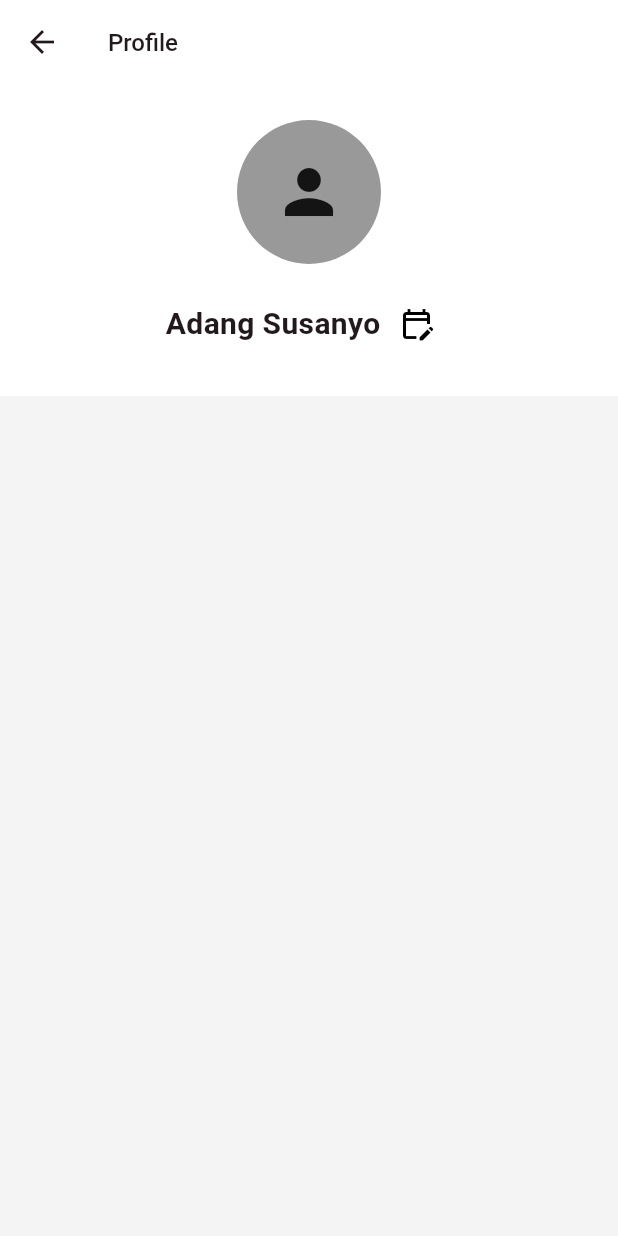
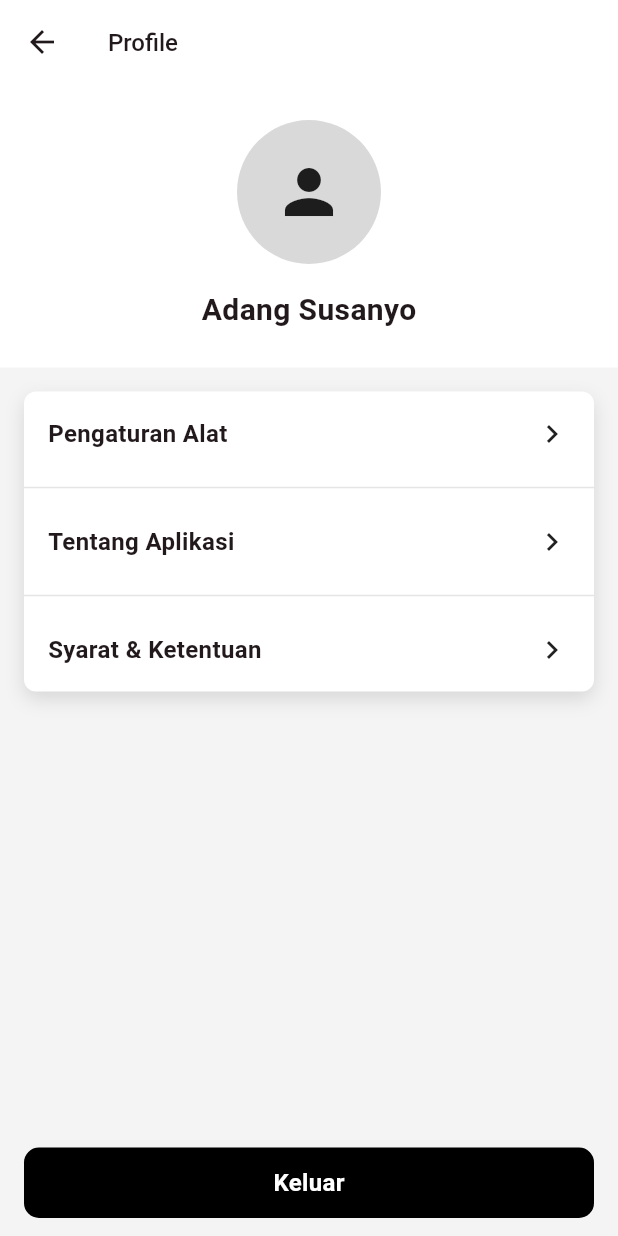
Before and after one commit to haikallf/smart_water_meter, a Flutter app: the ProfilePage screen opened directly, on a phone screen of 412 x 824 dp. Run offline on Flutter 3.47's test engine with Material 2 defaults, Android fonts, the phone set to English and light mode, and no system bars; our stand-ins replace tuple.

Commit message:
custom list view

```diff
--- /dev/null
+++ b/lib/components/custom_list_view.dart
@@ -0,0 +1,25 @@
+import 'package:flutter/material.dart';
+import 'package:tuple/tuple.dart';
+import 'package:smart_water_meter/components/list_item.dart';
+
+class CustomListView extends StatelessWidget {
+  const CustomListView({super.key, required this.listItems});
+  final List<Tuple2<String, VoidCallback?>> listItems;
+
+  @override
+  Widget build(BuildContext context) {
+    return ListView.separated(
+        physics: const NeverScrollableScrollPhysics(),
+        shrinkWrap: true,
+        itemBuilder: (context, index) {
+          return ListItem(
+              text: listItems[index].item1, onTap: listItems[index].item2);
+        },
+        separatorBuilder: (context, index) {
+          return const Divider(
+            color: Color(0x1A000000),
+          );
+        },
+        itemCount: listItems.length);
+  }
+}
--- /dev/null
+++ b/lib/components/list_item.dart
@@ -0,0 +1,33 @@
+import 'package:flutter/material.dart';
+
+class ListItem extends StatefulWidget {
+  const ListItem({super.key, required this.text, required this.onTap});
+  final String text;
+  final VoidCallback? onTap;
+
+  @override
+  State<ListItem> createState() => _ListItemState();
+}
+
+class _ListItemState extends State<ListItem> {
+  @override
+  Widget build(BuildContext context) {
+    return GestureDetector(
+      onTap: widget.onTap,
+      child: Container(
+        padding: const EdgeInsets.all(16),
+        child:
+            Row(mainAxisAlignment: MainAxisAlignment.spaceBetween, children: [
+          Text(
+            widget.text,
+            style: const TextStyle(fontSize: 16, fontWeight: FontWeight.w700),
+          ),
+          const Icon(
+            Icons.chevron_right,
+            size: 24,
+          )
+        ]),
+      ),
+    );
+  }
+}
--- a/lib/main.dart
+++ b/lib/main.dart
@@ -1,6 +1,7 @@
 import 'package:flutter/material.dart';
 import 'package:smart_water_meter/pages/home_page.dart';
 import 'package:smart_water_meter/pages/login_page.dart';
+import 'package:smart_water_meter/pages/profile_page.dart';
 import 'package:smart_water_meter/pages/sensor_detail_page.dart';
 
 void main() {
@@ -43,7 +44,7 @@ class MyApp extends StatelessWidget {
             color: Colors.white,
             //other options
           )),
-      home: HomePage(),
+      home: ProfilePage(),
     );
   }
 }
--- a/lib/pages/profile_page.dart
+++ b/lib/pages/profile_page.dart
@@ -1,5 +1,10 @@
 import 'package:flutter/material.dart';
-import 'package:smart_water_meter/enums/color_constants.dart';
+import 'package:smart_water_meter/components/custom_button.dart';
+import 'package:smart_water_meter/components/custom_list_view.dart';
+import 'package:smart_water_meter/pages/about_page.dart';
+import 'package:smart_water_meter/pages/sensor_settings_page.dart';
+import 'package:smart_water_meter/pages/terms_and_conditions_page.dart';
+import 'package:tuple/tuple.dart';
 
 class ProfilePage extends StatefulWidget {
   const ProfilePage({super.key});
@@ -11,37 +16,60 @@ class ProfilePage extends StatefulWidget {
 class _ProfilePageState extends State<ProfilePage> {
   @override
   Widget build(BuildContext context) {
+    List<Tuple2<String, VoidCallback?>> profileList = [
+      Tuple2<String, VoidCallback?>("Pengaturan Alat", () {
+        Navigator.push(context,
+            MaterialPageRoute(builder: (context) => SensorSettingsPage()));
+      }),
+      Tuple2<String, VoidCallback?>("Tentang Aplikasi", () {
+        Navigator.push(
+            context, MaterialPageRoute(builder: (context) => AboutPage()));
+      }),
+      Tuple2<String, VoidCallback?>("Syarat & Ketentuan", () {
+        Navigator.push(context,
+            MaterialPageRoute(builder: (context) => TermsAndConditionsPage()));
+      }),
+    ];
+
     return Scaffold(
       backgroundColor: Color(0xFFF4F4F4),
       appBar: AppBar(
-        title: Text(
+        title: const Text(
           "Profile",
           style: TextStyle(fontSize: 16, fontWeight: FontWeight.w500),
         ),
       ),
       body: SafeArea(
         child: Column(
+          mainAxisAlignment: MainAxisAlignment.spaceBetween,
           crossAxisAlignment: CrossAxisAlignment.center,
           children: [
+            Column(
+              children: [
+                // MARK: Profile Header
                 Container(
                   padding: const EdgeInsets.symmetric(vertical: 24),
                   color: Colors.white,
                   child: Column(
                     children: [
+                      // MARK: Profile Avatar
                       Container(
                         width: 96,
                         height: 96,
                         decoration: BoxDecoration(
                             borderRadius: BorderRadius.circular(48),
-                        color: ColorConstants.gray),
+                            color: Color(0xFFD9D9D9)),
                         child: const Icon(
                           Icons.person,
                           size: 48,
                         ),
                       ),
+
                       const SizedBox(
                         height: 16,
                       ),
+
+                      // MARK: Edit Username
                       Row(
                         mainAxisAlignment: MainAxisAlignment.center,
                         children: [
@@ -50,18 +78,40 @@ class _ProfilePageState extends State<ProfilePage> {
                             style: TextStyle(
                                 fontSize: 20, fontWeight: FontWeight.w700),
                           ),
-                      IconButton(
-                          onPressed: () {},
-                          icon: const Icon(
-                            Icons.edit_calendar_outlined,
-                            size: 24,
-                            color: Colors.black,
-                          ))
+                          // IconButton(
+                          //     onPressed: () {},
+                          //     icon: const Icon(
+                          //       Icons.edit_calendar_outlined,
+                          //       size: 24,
+                          //       color: Colors.black,
+                          //     ))
                         ],
                       )
                     ],
                   ),
                 ),
+
+                // MARK: ListView
+                Container(
+                    margin: const EdgeInsets.all(16),
+                    decoration: BoxDecoration(
+                        borderRadius: BorderRadius.circular(8),
+                        color: Colors.white,
+                        boxShadow: [
+                          BoxShadow(
+                            color: Colors.black.withOpacity(0.12),
+                            spreadRadius: 0,
+                            blurRadius: 10,
+                            offset: const Offset(0, 5),
+                          )
+                        ]),
+                    child: CustomListView(listItems: profileList))
+              ],
+            ),
+            Padding(
+              padding: const EdgeInsets.symmetric(vertical: 12, horizontal: 16),
+              child: CustomButton(onTap: () {}, text: "Keluar"),
+            )
           ],
         ),
       ),
```
Also changed, not shown: lib/pages/about_page.dart (added, +10 -0 lines), lib/pages/sensor_settings_page.dart (added, +15 -0 lines), lib/pages/terms_and_conditions_page.dart (added, +10 -0 lines). Lines whose indentation alone changed are shown as unchanged.
